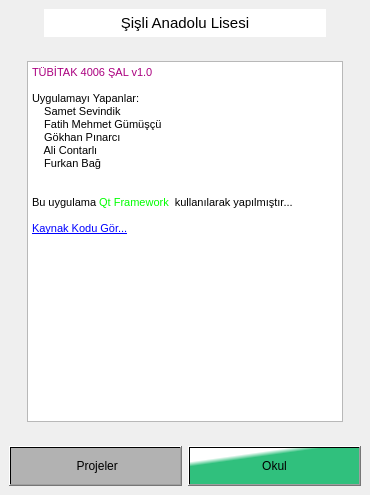
First picture: the form in okul.ui, repository Sisli-Anadolu-Lisesi-Yazilim-Grubu/tubitak-sal-android, before the edit.
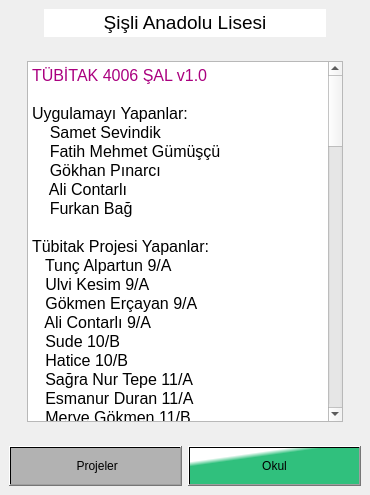
Second picture: the form after the edit. Icons and pictures are not drawn.

```diff
--- a/okul.ui
+++ b/okul.ui
@@ -71,7 +71,7 @@
 background-color: rgb(255, 255, 255);</string>
         </property>
         <property name="text">
-         <string>&lt;html&gt;&lt;head/&gt;&lt;body&gt;&lt;p align=&quot;center&quot;&gt;&lt;span style=&quot; font-size:11pt;&quot;&gt;Şişli Anadolu Lisesi&lt;/span&gt;&lt;/p&gt;&lt;/body&gt;&lt;/html&gt;</string>
+         <string>&lt;html&gt;&lt;head/&gt;&lt;body&gt;&lt;p align=&quot;center&quot;&gt;&lt;span style=&quot; font-size:14pt;&quot;&gt;Şişli Anadolu Lisesi&lt;/span&gt;&lt;/p&gt;&lt;/body&gt;&lt;/html&gt;</string>
         </property>
        </widget>
       </item>
@@ -125,19 +125,93 @@
 &lt;html&gt;&lt;head&gt;&lt;meta name=&quot;qrichtext&quot; content=&quot;1&quot; /&gt;&lt;style type=&quot;text/css&quot;&gt;
 p, li { white-space: pre-wrap; }
 &lt;/style&gt;&lt;/head&gt;&lt;body style=&quot; font-family:'MS Shell Dlg 2'; font-size:8.25pt; font-weight:400; font-style:normal;&quot;&gt;
-&lt;p style=&quot; margin-top:0px; margin-bottom:0px; margin-left:0px; margin-right:0px; -qt-block-indent:0; text-indent:0px;&quot;&gt;&lt;span style=&quot; color:#aa007f;&quot;&gt;TÜBİTAK 4006 ŞAL v1.0&lt;/span&gt;&lt;/p&gt;
-&lt;p style=&quot;-qt-paragraph-type:empty; margin-top:0px; margin-bottom:0px; margin-left:0px; margin-right:0px; -qt-block-indent:0; text-indent:0px;&quot;&gt;&lt;br /&gt;&lt;/p&gt;
-&lt;p style=&quot; margin-top:0px; margin-bottom:0px; margin-left:0px; margin-right:0px; -qt-block-indent:0; text-indent:0px;&quot;&gt;Uygulamayı Yapanlar:&lt;/p&gt;
-&lt;p style=&quot; margin-top:0px; margin-bottom:0px; margin-left:0px; margin-right:0px; -qt-block-indent:0; text-indent:0px;&quot;&gt;    Samet Sevindik &lt;/p&gt;
-&lt;p style=&quot; margin-top:0px; margin-bottom:0px; margin-left:0px; margin-right:0px; -qt-block-indent:0; text-indent:0px;&quot;&gt;    Fatih Mehmet Gümüşçü&lt;/p&gt;
-&lt;p style=&quot; margin-top:0px; margin-bottom:0px; margin-left:0px; margin-right:0px; -qt-block-indent:0; text-indent:0px;&quot;&gt;    Gökhan Pınarcı&lt;/p&gt;
-&lt;p style=&quot; margin-top:0px; margin-bottom:0px; margin-left:0px; margin-right:0px; -qt-block-indent:0; text-indent:0px;&quot;&gt;    Ali Contarlı&lt;/p&gt;
-&lt;p style=&quot; margin-top:0px; margin-bottom:0px; margin-left:0px; margin-right:0px; -qt-block-indent:0; text-indent:0px;&quot;&gt;    Furkan Bağ&lt;/p&gt;
-&lt;p style=&quot;-qt-paragraph-type:empty; margin-top:0px; margin-bottom:0px; margin-left:0px; margin-right:0px; -qt-block-indent:0; text-indent:0px;&quot;&gt;&lt;br /&gt;&lt;/p&gt;
-&lt;p style=&quot;-qt-paragraph-type:empty; margin-top:0px; margin-bottom:0px; margin-left:0px; margin-right:0px; -qt-block-indent:0; text-indent:0px;&quot;&gt;&lt;br /&gt;&lt;/p&gt;
-&lt;p style=&quot; margin-top:0px; margin-bottom:0px; margin-left:0px; margin-right:0px; -qt-block-indent:0; text-indent:0px;&quot;&gt;Bu uygulama &lt;span style=&quot; color:#00ff00;&quot;&gt;Qt Framework&lt;/span&gt;  kullanılarak yapılmıştır...&lt;/p&gt;
-&lt;p style=&quot;-qt-paragraph-type:empty; margin-top:0px; margin-bottom:0px; margin-left:0px; margin-right:0px; -qt-block-indent:0; text-indent:0px;&quot;&gt;&lt;br /&gt;&lt;/p&gt;
-&lt;p style=&quot; margin-top:0px; margin-bottom:0px; margin-left:0px; margin-right:0px; -qt-block-indent:0; text-indent:0px;&quot;&gt;&lt;a href=&quot;https://github.com/Samet732/TUBITAK-4006-SAL&quot;&gt;&lt;span style=&quot; font-size:8pt; text-decoration: underline; color:#0000ff;&quot;&gt;Kaynak Kodu Gör...&lt;/span&gt;&lt;/a&gt;&lt;/p&gt;&lt;/body&gt;&lt;/html&gt;</string>
+&lt;p style=&quot; margin-top:0px; margin-bottom:0px; margin-left:0px; margin-right:0px; -qt-block-indent:0; text-indent:0px;&quot;&gt;&lt;span style=&quot; font-size:12pt; color:#aa007f;&quot;&gt;TÜBİTAK 4006 ŞAL v1.0&lt;/span&gt;&lt;/p&gt;
+&lt;p style=&quot;-qt-paragraph-type:empty; margin-top:0px; margin-bottom:0px; margin-left:0px; margin-right:0px; -qt-block-indent:0; text-indent:0px; font-size:12pt;&quot;&gt;&lt;br /&gt;&lt;/p&gt;
+&lt;p style=&quot; margin-top:0px; margin-bottom:0px; margin-left:0px; margin-right:0px; -qt-block-indent:0; text-indent:0px;&quot;&gt;&lt;span style=&quot; font-size:12pt;&quot;&gt;Uygulamayı Yapanlar:&lt;/span&gt;&lt;/p&gt;
+&lt;p style=&quot; margin-top:0px; margin-bottom:0px; margin-left:0px; margin-right:0px; -qt-block-indent:0; text-indent:0px;&quot;&gt;&lt;span style=&quot; font-size:12pt;&quot;&gt;    Samet Sevindik &lt;/span&gt;&lt;/p&gt;
+&lt;p style=&quot; margin-top:0px; margin-bottom:0px; margin-left:0px; margin-right:0px; -qt-block-indent:0; text-indent:0px;&quot;&gt;&lt;span style=&quot; font-size:12pt;&quot;&gt;    Fatih Mehmet Gümüşçü&lt;/span&gt;&lt;/p&gt;
+&lt;p style=&quot; margin-top:0px; margin-bottom:0px; margin-left:0px; margin-right:0px; -qt-block-indent:0; text-indent:0px;&quot;&gt;&lt;span style=&quot; font-size:12pt;&quot;&gt;    Gökhan Pınarcı&lt;/span&gt;&lt;/p&gt;
+&lt;p style=&quot; margin-top:0px; margin-bottom:0px; margin-left:0px; margin-right:0px; -qt-block-indent:0; text-indent:0px;&quot;&gt;&lt;span style=&quot; font-size:12pt;&quot;&gt;    Ali Contarlı&lt;/span&gt;&lt;/p&gt;
+&lt;p style=&quot; margin-top:0px; margin-bottom:0px; margin-left:0px; margin-right:0px; -qt-block-indent:0; text-indent:0px;&quot;&gt;&lt;span style=&quot; font-size:12pt;&quot;&gt;    Furkan Bağ&lt;/span&gt;&lt;/p&gt;
+&lt;p style=&quot;-qt-paragraph-type:empty; margin-top:0px; margin-bottom:0px; margin-left:0px; margin-right:0px; -qt-block-indent:0; text-indent:0px; font-size:12pt;&quot;&gt;&lt;br /&gt;&lt;/p&gt;
+&lt;p style=&quot; margin-top:0px; margin-bottom:0px; margin-left:0px; margin-right:0px; -qt-block-indent:0; text-indent:0px;&quot;&gt;&lt;span style=&quot; font-size:12pt;&quot;&gt;Tübitak Projesi Yapanlar:&lt;/span&gt;&lt;/p&gt;
+&lt;p style=&quot; margin-top:0px; margin-bottom:0px; margin-left:0px; margin-right:0px; -qt-block-indent:0; text-indent:0px;&quot;&gt;&lt;span style=&quot; font-size:12pt;&quot;&gt;   Tunç Alpartun 9/A&lt;/span&gt;&lt;/p&gt;
+&lt;p style=&quot; margin-top:0px; margin-bottom:0px; margin-left:0px; margin-right:0px; -qt-block-indent:0; text-indent:0px;&quot;&gt;&lt;span style=&quot; font-size:12pt;&quot;&gt;   Ulvi Kesim 9/A&lt;/span&gt;&lt;/p&gt;
+&lt;p style=&quot; margin-top:0px; margin-bottom:0px; margin-left:0px; margin-right:0px; -qt-block-indent:0; text-indent:0px;&quot;&gt;&lt;span style=&quot; font-size:12pt;&quot;&gt;   Gökmen Erçayan 9/A&lt;/span&gt;&lt;/p&gt;
+&lt;p style=&quot; margin-top:0px; margin-bottom:0px; margin-left:0px; margin-right:0px; -qt-block-indent:0; text-indent:0px;&quot;&gt;&lt;span style=&quot; font-size:12pt;&quot;&gt;   Ali Contarlı 9/A &lt;/span&gt;&lt;/p&gt;
+&lt;p style=&quot; margin-top:0px; margin-bottom:0px; margin-left:0px; margin-right:0px; -qt-block-indent:0; text-indent:0px;&quot;&gt;&lt;span style=&quot; font-size:12pt;&quot;&gt;   Sude 10/B&lt;/span&gt;&lt;/p&gt;
+&lt;p style=&quot; margin-top:0px; margin-bottom:0px; margin-left:0px; margin-right:0px; -qt-block-indent:0; text-indent:0px;&quot;&gt;&lt;span style=&quot; font-size:12pt;&quot;&gt;   Hatice 10/B&lt;/span&gt;&lt;/p&gt;
+&lt;p style=&quot; margin-top:0px; margin-bottom:0px; margin-left:0px; margin-right:0px; -qt-block-indent:0; text-indent:0px;&quot;&gt;&lt;span style=&quot; font-size:12pt;&quot;&gt;   Sağra Nur Tepe 11/A&lt;/span&gt;&lt;/p&gt;
+&lt;p style=&quot; margin-top:0px; margin-bottom:0px; margin-left:0px; margin-right:0px; -qt-block-indent:0; text-indent:0px;&quot;&gt;&lt;span style=&quot; font-size:12pt;&quot;&gt;   Esmanur Duran 11/A &lt;/span&gt;&lt;/p&gt;
+&lt;p style=&quot; margin-top:0px; margin-bottom:0px; margin-left:0px; margin-right:0px; -qt-block-indent:0; text-indent:0px;&quot;&gt;&lt;span style=&quot; font-size:12pt;&quot;&gt;   Merve Gökmen 11/B&lt;/span&gt;&lt;/p&gt;
+&lt;p style=&quot; margin-top:0px; margin-bottom:0px; margin-left:0px; margin-right:0px; -qt-block-indent:0; text-indent:0px;&quot;&gt;&lt;span style=&quot; font-size:12pt;&quot;&gt;   İrem Şener 11/B&lt;/span&gt;&lt;/p&gt;
+&lt;p style=&quot; margin-top:0px; margin-bottom:0px; margin-left:0px; margin-right:0px; -qt-block-indent:0; text-indent:0px;&quot;&gt;&lt;span style=&quot; font-size:12pt;&quot;&gt;   Öykü Yurtsever 11/C&lt;/span&gt;&lt;/p&gt;
+&lt;p style=&quot; margin-top:0px; margin-bottom:0px; margin-left:0px; margin-right:0px; -qt-block-indent:0; text-indent:0px;&quot;&gt;&lt;span style=&quot; font-size:12pt;&quot;&gt;   Marah Alasi 11/C &lt;/span&gt;&lt;/p&gt;
+&lt;p style=&quot; margin-top:0px; margin-bottom:0px; margin-left:0px; margin-right:0px; -qt-block-indent:0; text-indent:0px;&quot;&gt;&lt;span style=&quot; font-size:12pt;&quot;&gt;   Segenay Selcan Kurt 11/A&lt;/span&gt;&lt;/p&gt;
+&lt;p style=&quot; margin-top:0px; margin-bottom:0px; margin-left:0px; margin-right:0px; -qt-block-indent:0; text-indent:0px;&quot;&gt;&lt;span style=&quot; font-size:12pt;&quot;&gt;   Emine Eşgünoğlu 11/A&lt;/span&gt;&lt;/p&gt;
+&lt;p style=&quot; margin-top:0px; margin-bottom:0px; margin-left:0px; margin-right:0px; -qt-block-indent:0; text-indent:0px;&quot;&gt;&lt;span style=&quot; font-size:12pt;&quot;&gt;   Buse Tokgöz 11/A&lt;/span&gt;&lt;/p&gt;
+&lt;p style=&quot; margin-top:0px; margin-bottom:0px; margin-left:0px; margin-right:0px; -qt-block-indent:0; text-indent:0px;&quot;&gt;&lt;span style=&quot; font-size:12pt;&quot;&gt;   İdil Günce Gerçek 11/A&lt;/span&gt;&lt;/p&gt;
+&lt;p style=&quot; margin-top:0px; margin-bottom:0px; margin-left:0px; margin-right:0px; -qt-block-indent:0; text-indent:0px;&quot;&gt;&lt;span style=&quot; font-size:12pt;&quot;&gt;   Necre Okumuş 11/A&lt;/span&gt;&lt;/p&gt;
+&lt;p style=&quot; margin-top:0px; margin-bottom:0px; margin-left:0px; margin-right:0px; -qt-block-indent:0; text-indent:0px;&quot;&gt;&lt;span style=&quot; font-size:12pt;&quot;&gt;   İlayda Çaygöz 11/A&lt;/span&gt;&lt;/p&gt;
+&lt;p style=&quot; margin-top:0px; margin-bottom:0px; margin-left:0px; margin-right:0px; -qt-block-indent:0; text-indent:0px;&quot;&gt;&lt;span style=&quot; font-size:12pt;&quot;&gt;   Sedat Yıldır 11/A&lt;/span&gt;&lt;/p&gt;
+&lt;p style=&quot; margin-top:0px; margin-bottom:0px; margin-left:0px; margin-right:0px; -qt-block-indent:0; text-indent:0px;&quot;&gt;&lt;span style=&quot; font-size:12pt;&quot;&gt;   Göksel Güven Hayta 11/A&lt;/span&gt;&lt;/p&gt;
+&lt;p style=&quot; margin-top:0px; margin-bottom:0px; margin-left:0px; margin-right:0px; -qt-block-indent:0; text-indent:0px;&quot;&gt;&lt;span style=&quot; font-size:12pt;&quot;&gt;   Yusuf Eren Aksakal 11/A&lt;/span&gt;&lt;/p&gt;
+&lt;p style=&quot; margin-top:0px; margin-bottom:0px; margin-left:0px; margin-right:0px; -qt-block-indent:0; text-indent:0px;&quot;&gt;&lt;span style=&quot; font-size:12pt;&quot;&gt;    Bilgenur Demir 11/A&lt;/span&gt;&lt;/p&gt;
+&lt;p style=&quot; margin-top:0px; margin-bottom:0px; margin-left:0px; margin-right:0px; -qt-block-indent:0; text-indent:0px;&quot;&gt;&lt;span style=&quot; font-size:12pt;&quot;&gt;    Efekan Demirağ 11/A&lt;/span&gt;&lt;/p&gt;
+&lt;p style=&quot; margin-top:0px; margin-bottom:0px; margin-left:0px; margin-right:0px; -qt-block-indent:0; text-indent:0px;&quot;&gt;&lt;span style=&quot; font-size:12pt;&quot;&gt;    Cemil Altuğ Tole 11/A&lt;/span&gt;&lt;/p&gt;
+&lt;p style=&quot; margin-top:0px; margin-bottom:0px; margin-left:0px; margin-right:0px; -qt-block-indent:0; text-indent:0px;&quot;&gt;&lt;span style=&quot; font-size:12pt;&quot;&gt;    Nur  Akyüz 11/C&lt;/span&gt;&lt;/p&gt;
+&lt;p style=&quot; margin-top:0px; margin-bottom:0px; margin-left:0px; margin-right:0px; -qt-block-indent:0; text-indent:0px;&quot;&gt;&lt;span style=&quot; font-size:12pt;&quot;&gt;    Efsun Gönül Demircan &lt;/span&gt;&lt;/p&gt;
+&lt;p style=&quot; margin-top:0px; margin-bottom:0px; margin-left:0px; margin-right:0px; -qt-block-indent:0; text-indent:0px;&quot;&gt;&lt;span style=&quot; font-size:12pt;&quot;&gt;    Buse Aydemir 11/C&lt;/span&gt;&lt;/p&gt;
+&lt;p style=&quot; margin-top:0px; margin-bottom:0px; margin-left:0px; margin-right:0px; -qt-block-indent:0; text-indent:0px;&quot;&gt;&lt;span style=&quot; font-size:12pt;&quot;&gt;    İrem Yorulmaz 11/C&lt;/span&gt;&lt;/p&gt;
+&lt;p style=&quot; margin-top:0px; margin-bottom:0px; margin-left:0px; margin-right:0px; -qt-block-indent:0; text-indent:0px;&quot;&gt;&lt;span style=&quot; font-size:12pt;&quot;&gt;    Mustafa Sezer Yerli 11/C&lt;/span&gt;&lt;/p&gt;
+&lt;p style=&quot; margin-top:0px; margin-bottom:0px; margin-left:0px; margin-right:0px; -qt-block-indent:0; text-indent:0px;&quot;&gt;&lt;span style=&quot; font-size:12pt;&quot;&gt;    Elif Tan 11/C&lt;/span&gt;&lt;/p&gt;
+&lt;p style=&quot; margin-top:0px; margin-bottom:0px; margin-left:0px; margin-right:0px; -qt-block-indent:0; text-indent:0px;&quot;&gt;&lt;span style=&quot; font-size:12pt;&quot;&gt;    Ela Alişir 11/C&lt;/span&gt;&lt;/p&gt;
+&lt;p style=&quot; margin-top:0px; margin-bottom:0px; margin-left:0px; margin-right:0px; -qt-block-indent:0; text-indent:0px;&quot;&gt;&lt;span style=&quot; font-size:12pt;&quot;&gt;    Miray Hazal Canıbek 11/C&lt;/span&gt;&lt;/p&gt;
+&lt;p style=&quot; margin-top:0px; margin-bottom:0px; margin-left:0px; margin-right:0px; -qt-block-indent:0; text-indent:0px;&quot;&gt;&lt;span style=&quot; font-size:12pt;&quot;&gt;    Hasret Orğan 11/C&lt;/span&gt;&lt;/p&gt;
+&lt;p style=&quot; margin-top:0px; margin-bottom:0px; margin-left:0px; margin-right:0px; -qt-block-indent:0; text-indent:0px;&quot;&gt;&lt;span style=&quot; font-size:12pt;&quot;&gt;    Elif Zehra Kam 11/C&lt;/span&gt;&lt;/p&gt;
+&lt;p style=&quot; margin-top:0px; margin-bottom:0px; margin-left:0px; margin-right:0px; -qt-block-indent:0; text-indent:0px;&quot;&gt;&lt;span style=&quot; font-size:12pt;&quot;&gt;    Beyza Çelebi 11/C&lt;/span&gt;&lt;/p&gt;
+&lt;p style=&quot; margin-top:0px; margin-bottom:0px; margin-left:0px; margin-right:0px; -qt-block-indent:0; text-indent:0px;&quot;&gt;&lt;span style=&quot; font-size:12pt;&quot;&gt;    Dila Şahin 11/D&lt;/span&gt;&lt;/p&gt;
+&lt;p style=&quot; margin-top:0px; margin-bottom:0px; margin-left:0px; margin-right:0px; -qt-block-indent:0; text-indent:0px;&quot;&gt;&lt;span style=&quot; font-size:12pt;&quot;&gt;    Pınar Çiftci 11/D&lt;/span&gt;&lt;/p&gt;
+&lt;p style=&quot; margin-top:0px; margin-bottom:0px; margin-left:0px; margin-right:0px; -qt-block-indent:0; text-indent:0px;&quot;&gt;&lt;span style=&quot; font-size:12pt;&quot;&gt;    Zeynep Betül Kucur 11/D&lt;/span&gt;&lt;/p&gt;
+&lt;p style=&quot; margin-top:0px; margin-bottom:0px; margin-left:0px; margin-right:0px; -qt-block-indent:0; text-indent:0px;&quot;&gt;&lt;span style=&quot; font-size:12pt;&quot;&gt;    Hatice Konaç 11/D&lt;/span&gt;&lt;/p&gt;
+&lt;p style=&quot; margin-top:0px; margin-bottom:0px; margin-left:0px; margin-right:0px; -qt-block-indent:0; text-indent:0px;&quot;&gt;&lt;span style=&quot; font-size:12pt;&quot;&gt;    Pınar Aksu 11/D&lt;/span&gt;&lt;/p&gt;
+&lt;p style=&quot; margin-top:0px; margin-bottom:0px; margin-left:0px; margin-right:0px; -qt-block-indent:0; text-indent:0px;&quot;&gt;&lt;span style=&quot; font-size:12pt;&quot;&gt;    Gülsen Kamilçelebi 11/D&lt;/span&gt;&lt;/p&gt;
+&lt;p style=&quot; margin-top:0px; margin-bottom:0px; margin-left:0px; margin-right:0px; -qt-block-indent:0; text-indent:0px;&quot;&gt;&lt;span style=&quot; font-size:12pt;&quot;&gt;    Gaye Kartal 11/D&lt;/span&gt;&lt;/p&gt;
+&lt;p style=&quot; margin-top:0px; margin-bottom:0px; margin-left:0px; margin-right:0px; -qt-block-indent:0; text-indent:0px;&quot;&gt;&lt;span style=&quot; font-size:12pt;&quot;&gt;    Kerem Baş 11/D&lt;/span&gt;&lt;/p&gt;
+&lt;p style=&quot; margin-top:0px; margin-bottom:0px; margin-left:0px; margin-right:0px; -qt-block-indent:0; text-indent:0px;&quot;&gt;&lt;span style=&quot; font-size:12pt;&quot;&gt;    Tuana Aydoğan 11/D&lt;/span&gt;&lt;/p&gt;
+&lt;p style=&quot; margin-top:0px; margin-bottom:0px; margin-left:0px; margin-right:0px; -qt-block-indent:0; text-indent:0px;&quot;&gt;&lt;span style=&quot; font-size:12pt;&quot;&gt;    Elif Hangün 9/A&lt;/span&gt;&lt;/p&gt;
+&lt;p style=&quot; margin-top:0px; margin-bottom:0px; margin-left:0px; margin-right:0px; -qt-block-indent:0; text-indent:0px;&quot;&gt;&lt;span style=&quot; font-size:12pt;&quot;&gt;    Murat Yüce 9/A&lt;/span&gt;&lt;/p&gt;
+&lt;p style=&quot; margin-top:0px; margin-bottom:0px; margin-left:0px; margin-right:0px; -qt-block-indent:0; text-indent:0px;&quot;&gt;&lt;span style=&quot; font-size:12pt;&quot;&gt;    Hatice Ece Uluç 9/A&lt;/span&gt;&lt;/p&gt;
+&lt;p style=&quot; margin-top:0px; margin-bottom:0px; margin-left:0px; margin-right:0px; -qt-block-indent:0; text-indent:0px;&quot;&gt;&lt;span style=&quot; font-size:12pt;&quot;&gt;    Ceyda Yeliz Eren 9/A&lt;/span&gt;&lt;/p&gt;
+&lt;p style=&quot; margin-top:0px; margin-bottom:0px; margin-left:0px; margin-right:0px; -qt-block-indent:0; text-indent:0px;&quot;&gt;&lt;span style=&quot; font-size:12pt;&quot;&gt;    Ece Özcanlı 9/A&lt;/span&gt;&lt;/p&gt;
+&lt;p style=&quot; margin-top:0px; margin-bottom:0px; margin-left:0px; margin-right:0px; -qt-block-indent:0; text-indent:0px;&quot;&gt;&lt;span style=&quot; font-size:12pt;&quot;&gt;    Hanife Nazar Çatma 9/A&lt;/span&gt;&lt;/p&gt;
+&lt;p style=&quot; margin-top:0px; margin-bottom:0px; margin-left:0px; margin-right:0px; -qt-block-indent:0; text-indent:0px;&quot;&gt;&lt;span style=&quot; font-size:12pt;&quot;&gt;    Nimet Neva Pelit 9/A&lt;/span&gt;&lt;/p&gt;
+&lt;p style=&quot; margin-top:0px; margin-bottom:0px; margin-left:0px; margin-right:0px; -qt-block-indent:0; text-indent:0px;&quot;&gt;&lt;span style=&quot; font-size:12pt;&quot;&gt;    Eylül Karadağ 9/A&lt;/span&gt;&lt;/p&gt;
+&lt;p style=&quot; margin-top:0px; margin-bottom:0px; margin-left:0px; margin-right:0px; -qt-block-indent:0; text-indent:0px;&quot;&gt;&lt;span style=&quot; font-size:12pt;&quot;&gt;    Berine İrem Çinal 9/A&lt;/span&gt;&lt;/p&gt;
+&lt;p style=&quot; margin-top:0px; margin-bottom:0px; margin-left:0px; margin-right:0px; -qt-block-indent:0; text-indent:0px;&quot;&gt;&lt;span style=&quot; font-size:12pt;&quot;&gt;    Melisa Polat 9/A&lt;/span&gt;&lt;/p&gt;
+&lt;p style=&quot; margin-top:0px; margin-bottom:0px; margin-left:0px; margin-right:0px; -qt-block-indent:0; text-indent:0px;&quot;&gt;&lt;span style=&quot; font-size:12pt;&quot;&gt;    İdil Kurtcu 11/C&lt;/span&gt;&lt;/p&gt;
+&lt;p style=&quot; margin-top:0px; margin-bottom:0px; margin-left:0px; margin-right:0px; -qt-block-indent:0; text-indent:0px;&quot;&gt;&lt;span style=&quot; font-size:12pt;&quot;&gt;    Efsun Gönül Demircan 11/C&lt;/span&gt;&lt;/p&gt;
+&lt;p style=&quot; margin-top:0px; margin-bottom:0px; margin-left:0px; margin-right:0px; -qt-block-indent:0; text-indent:0px;&quot;&gt;&lt;span style=&quot; font-size:12pt;&quot;&gt;    Eda Nur Türk 11/C&lt;/span&gt;&lt;/p&gt;
+&lt;p style=&quot; margin-top:0px; margin-bottom:0px; margin-left:0px; margin-right:0px; -qt-block-indent:0; text-indent:0px;&quot;&gt;&lt;span style=&quot; font-size:12pt;&quot;&gt;    Elif Zehra Kam 11/C&lt;/span&gt;&lt;/p&gt;
+&lt;p style=&quot; margin-top:0px; margin-bottom:0px; margin-left:0px; margin-right:0px; -qt-block-indent:0; text-indent:0px;&quot;&gt;&lt;span style=&quot; font-size:12pt;&quot;&gt;    Ozan Karatepe 11/C&lt;/span&gt;&lt;/p&gt;
+&lt;p style=&quot; margin-top:0px; margin-bottom:0px; margin-left:0px; margin-right:0px; -qt-block-indent:0; text-indent:0px;&quot;&gt;&lt;span style=&quot; font-size:12pt;&quot;&gt;    Barbaros Ege Bayır 11/C&lt;/span&gt;&lt;/p&gt;
+&lt;p style=&quot; margin-top:0px; margin-bottom:0px; margin-left:0px; margin-right:0px; -qt-block-indent:0; text-indent:0px;&quot;&gt;&lt;span style=&quot; font-size:12pt;&quot;&gt;    Öykü Yurtsever 11/C&lt;/span&gt;&lt;/p&gt;
+&lt;p style=&quot; margin-top:0px; margin-bottom:0px; margin-left:0px; margin-right:0px; -qt-block-indent:0; text-indent:0px;&quot;&gt;&lt;span style=&quot; font-size:12pt;&quot;&gt;    Ömer Sami Avcu 10/C&lt;/span&gt;&lt;/p&gt;
+&lt;p style=&quot; margin-top:0px; margin-bottom:0px; margin-left:0px; margin-right:0px; -qt-block-indent:0; text-indent:0px;&quot;&gt;&lt;span style=&quot; font-size:12pt;&quot;&gt;    Muharrem Emir Taşkın 10/C&lt;/span&gt;&lt;/p&gt;
+&lt;p style=&quot; margin-top:0px; margin-bottom:0px; margin-left:0px; margin-right:0px; -qt-block-indent:0; text-indent:0px;&quot;&gt;&lt;span style=&quot; font-size:12pt;&quot;&gt;    Pınar Çiftçi 11/D&lt;/span&gt;&lt;/p&gt;
+&lt;p style=&quot; margin-top:0px; margin-bottom:0px; margin-left:0px; margin-right:0px; -qt-block-indent:0; text-indent:0px;&quot;&gt;&lt;span style=&quot; font-size:12pt;&quot;&gt;    Zeynep Betül Kucur 11/D&lt;/span&gt;&lt;/p&gt;
+&lt;p style=&quot; margin-top:0px; margin-bottom:0px; margin-left:0px; margin-right:0px; -qt-block-indent:0; text-indent:0px;&quot;&gt;&lt;span style=&quot; font-size:12pt;&quot;&gt;    Hatice Konaç 11/D&lt;/span&gt;&lt;/p&gt;
+&lt;p style=&quot; margin-top:0px; margin-bottom:0px; margin-left:0px; margin-right:0px; -qt-block-indent:0; text-indent:0px;&quot;&gt;&lt;span style=&quot; font-size:12pt;&quot;&gt;    Pınar Aksu 11/D&lt;/span&gt;&lt;/p&gt;
+&lt;p style=&quot; margin-top:0px; margin-bottom:0px; margin-left:0px; margin-right:0px; -qt-block-indent:0; text-indent:0px;&quot;&gt;&lt;span style=&quot; font-size:12pt;&quot;&gt;    Gülsen Kamilçelebi 11/D&lt;/span&gt;&lt;/p&gt;
+&lt;p style=&quot; margin-top:0px; margin-bottom:0px; margin-left:0px; margin-right:0px; -qt-block-indent:0; text-indent:0px;&quot;&gt;&lt;span style=&quot; font-size:12pt;&quot;&gt;    Gaye Kartal 11/D&lt;/span&gt;&lt;/p&gt;
+&lt;p style=&quot; margin-top:0px; margin-bottom:0px; margin-left:0px; margin-right:0px; -qt-block-indent:0; text-indent:0px;&quot;&gt;&lt;span style=&quot; font-size:12pt;&quot;&gt;    Kerem Baş 11/D&lt;/span&gt;&lt;/p&gt;
+&lt;p style=&quot; margin-top:0px; margin-bottom:0px; margin-left:0px; margin-right:0px; -qt-block-indent:0; text-indent:0px;&quot;&gt;&lt;span style=&quot; font-size:12pt;&quot;&gt;    Yaren Demirel 10/A&lt;/span&gt;&lt;/p&gt;
+&lt;p style=&quot;-qt-paragraph-type:empty; margin-top:0px; margin-bottom:0px; margin-left:0px; margin-right:0px; -qt-block-indent:0; text-indent:0px; font-size:12pt;&quot;&gt;&lt;br /&gt;&lt;/p&gt;
+&lt;p style=&quot;-qt-paragraph-type:empty; margin-top:0px; margin-bottom:0px; margin-left:0px; margin-right:0px; -qt-block-indent:0; text-indent:0px; font-size:12pt;&quot;&gt;&lt;br /&gt;&lt;/p&gt;
+&lt;p style=&quot;-qt-paragraph-type:empty; margin-top:0px; margin-bottom:0px; margin-left:0px; margin-right:0px; -qt-block-indent:0; text-indent:0px; font-size:12pt;&quot;&gt;&lt;br /&gt;&lt;/p&gt;
+&lt;p style=&quot; margin-top:0px; margin-bottom:0px; margin-left:0px; margin-right:0px; -qt-block-indent:0; text-indent:0px;&quot;&gt;&lt;span style=&quot; font-size:12pt;&quot;&gt;Bu uygulama &lt;/span&gt;&lt;span style=&quot; font-size:12pt; color:#00ff00;&quot;&gt;Qt Framework&lt;/span&gt;&lt;span style=&quot; font-size:12pt;&quot;&gt;  kullanılarak yapılmıştır...&lt;/span&gt;&lt;/p&gt;
+&lt;p style=&quot;-qt-paragraph-type:empty; margin-top:0px; margin-bottom:0px; margin-left:0px; margin-right:0px; -qt-block-indent:0; text-indent:0px; font-size:12pt;&quot;&gt;&lt;br /&gt;&lt;/p&gt;
+&lt;p style=&quot; margin-top:0px; margin-bottom:0px; margin-left:0px; margin-right:0px; -qt-block-indent:0; text-indent:0px;&quot;&gt;&lt;span style=&quot; font-size:12pt;&quot;&gt;Open Source: &lt;/span&gt;&lt;a href=&quot;https://github.com/Samet732/TUBITAK-4006-SAL&quot;&gt;&lt;span style=&quot; font-size:12pt; text-decoration: underline; color:#0000ff;&quot;&gt;https://github.com/Samet732/TUBITAK-4006-SAL&lt;/span&gt;&lt;/a&gt;&lt;/p&gt;&lt;/body&gt;&lt;/html&gt;</string>
         </property>
        </widget>
       </item>
```
